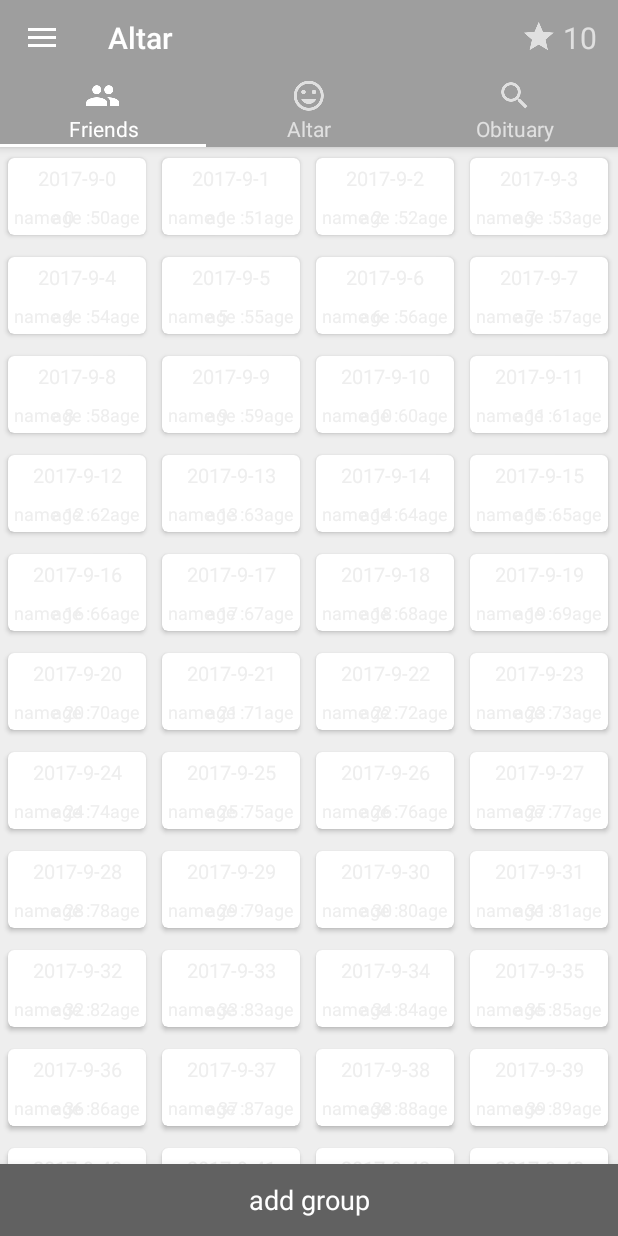
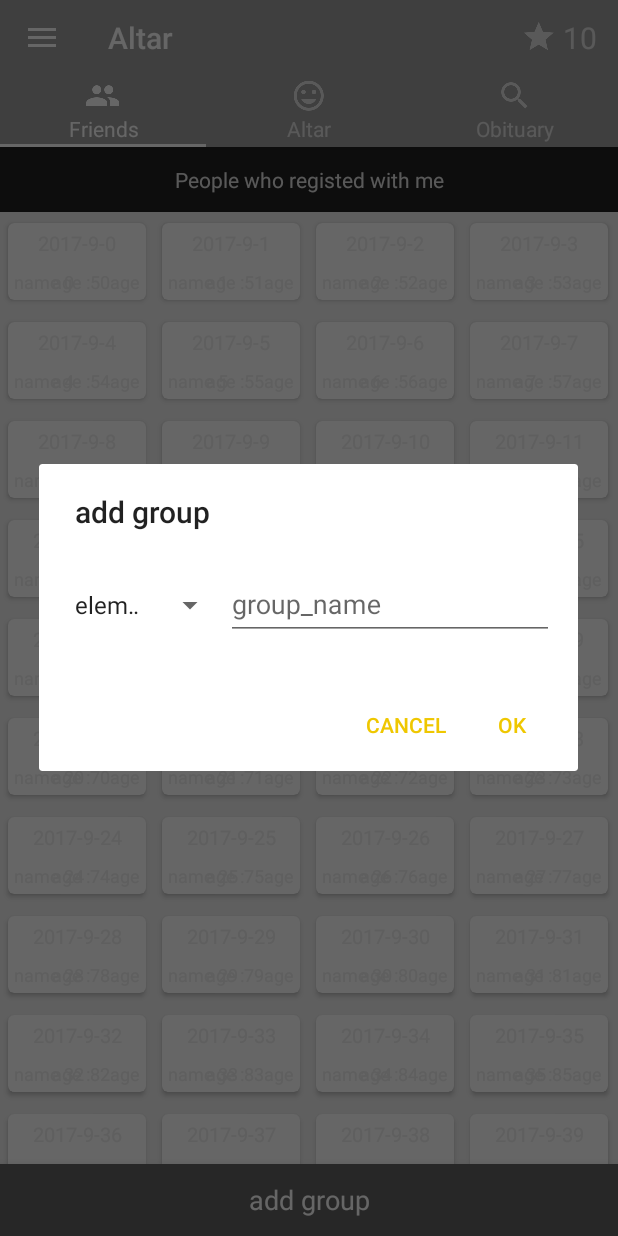
Before and after one commit to ysera34/android-memorialize, an Android app: the HomeFriendListFragment screen opened directly, with no data from a screen before it, after a tap on "add group", on a phone screen of 412 x 824 dp. Run offline under Robolectric (Android 15) with nearby library versions, the light colour scheme and no system bars.

Commit message:
add friend group dialog

```diff
--- a/Altar/app/src/main/java/com/memorial/altar/view/fragment/HomeFriendListFragment.java
+++ b/Altar/app/src/main/java/com/memorial/altar/view/fragment/HomeFriendListFragment.java
@@ -1,8 +1,11 @@
 package com.memorial.altar.view.fragment;
 
+import android.content.DialogInterface;
 import android.os.Bundle;
 import android.support.annotation.Nullable;
+import android.support.design.widget.TextInputLayout;
 import android.support.v4.app.Fragment;
+import android.support.v7.app.AlertDialog;
 import android.support.v7.widget.LinearLayoutManager;
 import android.support.v7.widget.RecyclerView;
 import android.support.v7.widget.StaggeredGridLayoutManager;
@@ -11,7 +14,10 @@ import android.view.View;
 import android.view.ViewGroup;
 import android.view.animation.AccelerateInterpolator;
 import android.view.animation.DecelerateInterpolator;
+import android.widget.ArrayAdapter;
+import android.widget.EditText;
 import android.widget.ImageView;
+import android.widget.Spinner;
 import android.widget.TextView;
 import android.widget.Toast;
 
@@ -86,7 +92,7 @@ public class HomeFriendListFragment extends Fragment implements View.OnClickList
     public void onClick(View view) {
         switch (view.getId()) {
             case R.id.add_friend_group_button_text_view:
-                Toast.makeText(getActivity(), "add_friend_group_button_text_view", Toast.LENGTH_SHORT).show();
+                addFriendGroupShowDialog();
                 break;
         }
     }
@@ -166,4 +172,35 @@ public class HomeFriendListFragment extends Fragment implements View.OnClickList
         mAddFriendGroupButtonTextView.animate().translationY(mAddFriendGroupButtonTextView.getHeight())
                 .setInterpolator(new AccelerateInterpolator(2));
     }
+
+    public void addFriendGroupShowDialog() {
+        LayoutInflater layoutInflater = LayoutInflater.from(getActivity());
+        View view = layoutInflater.inflate(R.layout.dialog_add_friend_group, null);
+        final Spinner groupScopeSpinner = view.findViewById(R.id.add_group_scope_spinner);
+        final String[] groupScopeArray = getResources().getStringArray(R.array.add_friend_group_scope);
+        ArrayAdapter<String> adapter = new ArrayAdapter<String>(getActivity(),
+                android.R.layout.simple_dropdown_item_1line, groupScopeArray);
+        groupScopeSpinner.setAdapter(adapter);
+        TextInputLayout addFriendGroupNameTextLayout = view.findViewById(R.id.add_group_name_text_input_layout);
+        final EditText addFriendGroupNameEditText = view.findViewById(R.id.add_group_name_edit_text);
+
+        AlertDialog.Builder builder = new AlertDialog.Builder(getActivity());
+        builder.setTitle(getString(R.string.friend_list_add_group));
+        builder.setView(view);
+        builder.setPositiveButton(android.R.string.ok, new DialogInterface.OnClickListener() {
+            @Override
+            public void onClick(DialogInterface dialogInterface, int i) {
+                Toast.makeText(getActivity(), "scope : " + groupScopeArray[groupScopeSpinner.getSelectedItemPosition()] +
+                " group name : " + addFriendGroupNameEditText.getText().toString(), Toast.LENGTH_SHORT).show();
+            }
+        });
+        builder.setNegativeButton(android.R.string.no, new DialogInterface.OnClickListener() {
+            @Override
+            public void onClick(DialogInterface dialogInterface, int i) {
+
+            }
+        });
+        AlertDialog dialog = builder.create();
+        dialog.show();
+    }
 }
--- /dev/null
+++ b/Altar/app/src/main/res/layout/dialog_add_friend_group.xml
@@ -0,0 +1,31 @@
+<?xml version="1.0" encoding="utf-8"?>
+<LinearLayout
+    xmlns:android="http://schemas.android.com/apk/res/android"
+    android:layout_width="match_parent"
+    android:layout_height="wrap_content"
+    android:orientation="horizontal"
+    android:padding="16dp"
+    android:focusable="true"
+    android:focusableInTouchMode="true">
+
+    <Spinner
+        android:id="@+id/add_group_scope_spinner"
+        android:layout_width="0dp"
+        android:layout_height="match_parent"
+        android:layout_weight="1"/>
+
+    <android.support.design.widget.TextInputLayout
+        android:id="@+id/add_group_name_text_input_layout"
+        android:layout_width="0dp"
+        android:layout_height="match_parent"
+        android:layout_weight="2">
+
+        <EditText
+            android:id="@+id/add_group_name_edit_text"
+            android:layout_width="match_parent"
+            android:layout_height="wrap_content"
+            android:hint="@string/friend_list_add_group_name"/>
+
+    </android.support.design.widget.TextInputLayout>
+
+</LinearLayout>
--- a/Altar/app/src/main/res/layout/fragment_home_friend_list.xml
+++ b/Altar/app/src/main/res/layout/fragment_home_friend_list.xml
@@ -4,10 +4,21 @@
     android:layout_width="match_parent"
     android:layout_height="match_parent">
 
+    <TextView
+        android:id="@+id/friend_group_title_text_view"
+        android:layout_width="match_parent"
+        android:layout_height="wrap_content"
+        android:padding="12dp"
+        android:gravity="center"
+        android:text="@string/friend_group_title"
+        android:textColor="@color/colorGray300"
+        android:background="@color/colorGray900"/>
+
     <android.support.v7.widget.RecyclerView
         android:id="@+id/friend_recycler_view"
         android:layout_width="match_parent"
-        android:layout_height="wrap_content">
+        android:layout_height="wrap_content"
+        android:layout_below="@+id/friend_group_title_text_view">
 
     </android.support.v7.widget.RecyclerView>
 
--- a/Altar/app/src/main/res/values/strings.xml
+++ b/Altar/app/src/main/res/values/strings.xml
@@ -41,5 +41,17 @@
     <string name="config_settings_2">change password</string>
     <string name="config_settings_3">sign out</string>
     <string name="friend_list_add_group">add group</string>
+    <string name="friend_list_add_group_name">group_name</string>
+    <string name="friend_group_title">People who registed with me</string>
+
+    <string-array name="add_friend_group_scope">
+        <item>elementary school</item>
+        <item>middle school</item>
+        <item>high school</item>
+        <item>university</item>
+        <item>company</item>
+        <item>social, group</item>
+        <item>the other</item>
+    </string-array>
 
 </resources>
```
